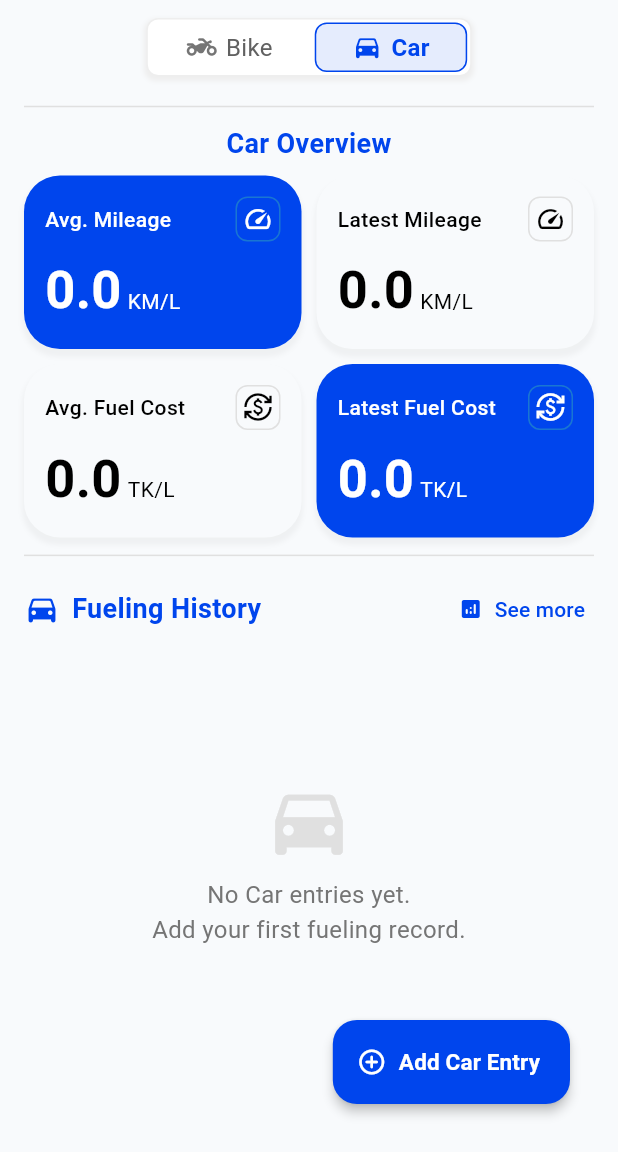
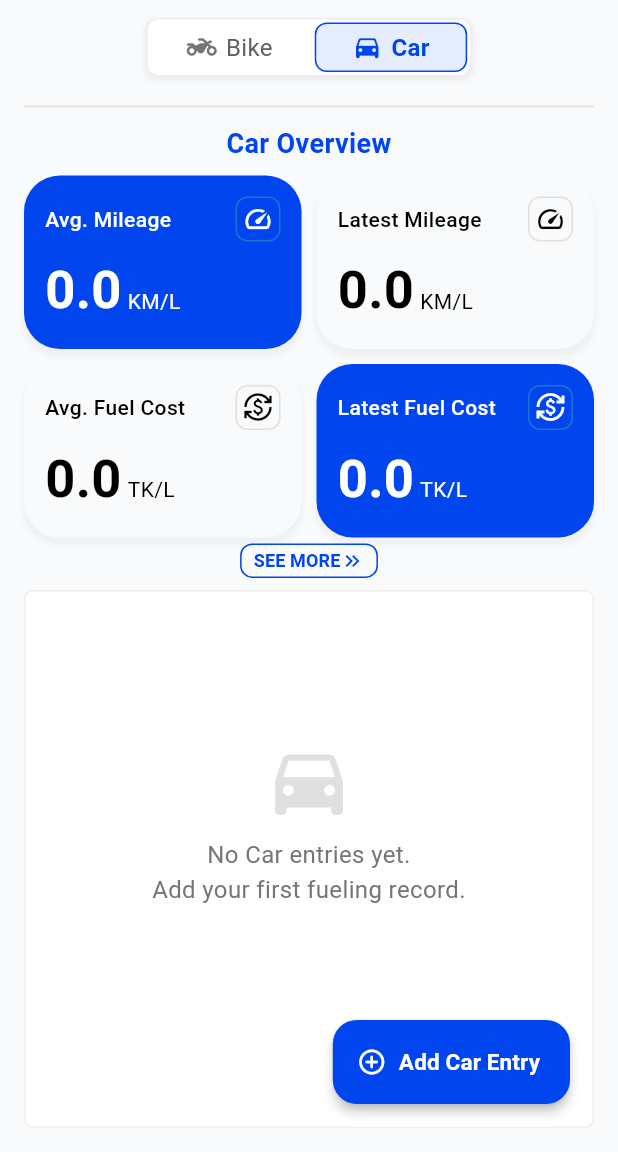
Before and after one commit to azizulever/tankibhai_android, a Flutter app: the screen it shows after launch, on a phone screen of 412 x 824 dp, the part 84-1236 px from its top. Run offline on Flutter 3.47's test engine with Material 3 defaults, Android fonts, the light colour scheme and no system bars; our stand-ins replace flutter_svg, get, shared_preferences.

Commit message:
home screens fueling history spacing and border redesigned

```diff
--- a/lib/screens/home_screen.dart
+++ b/lib/screens/home_screen.dart
@@ -123,57 +123,64 @@ class HomePage extends StatelessWidget {
                 ),
               ),
               Padding(
-                padding: const EdgeInsets.symmetric(horizontal: 16),
-                child: Divider(color: Colors.grey[300], thickness: 1),
+                padding: const EdgeInsets.only(bottom: 8),
+                child: Row(
+                  mainAxisAlignment: MainAxisAlignment.center,
+                  children: [
+                    Container(
+                      decoration: BoxDecoration(
+                        border: Border.all(color: primaryColor),
+                        borderRadius: BorderRadius.circular(8),
                       ),
-              Padding(
-                padding: const EdgeInsets.fromLTRB(16, 8, 16, 4),
-                child: Row(
-                  mainAxisAlignment: MainAxisAlignment.spaceBetween,
-                  children: [
-                    Row(
-                      children: [
-                        Icon(
-                          controller.selectedVehicleType == 'Car'
-                              ? Icons.directions_car_rounded
-                              : Icons.two_wheeler_rounded,
-                          color: primaryColor,
-                        ),
-                        const SizedBox(width: 8),
-                        Text(
-                          'Fueling History',
-                          style: const TextStyle(
-                            fontSize: 18,
-                            fontWeight: FontWeight.bold,
-                            color: primaryColor,
-                          ),
-                        ),
-                      ],
-                    ),
-                    TextButton.icon(
+                      child: TextButton(
                         onPressed: () {
                           Navigator.push(
                             context,
                             MaterialPageRoute(
-                            builder: (context) => const DetailedHistoryScreen(),
+                              builder:
+                                  (context) => const DetailedHistoryScreen(),
                             ),
                           );
                         },
-                      icon: const Icon(Icons.analytics_rounded, size: 16),
-                      label: const Text('See more'),
                         style: TextButton.styleFrom(
                           foregroundColor: primaryColor,
                           padding: const EdgeInsets.symmetric(
-                          horizontal: 6,
-                          vertical: 4,
+                            horizontal: 8,
+                            vertical: 10,
                           ),
                           visualDensity: VisualDensity.compact,
+                          minimumSize: Size.zero,
+                          tapTargetSize: MaterialTapTargetSize.shrinkWrap,
+                        ),
+                        child: Row(
+                          mainAxisSize: MainAxisSize.min,
+                          children: [
+                            const Text(
+                              'SEE MORE',
+                              style: TextStyle(
+                                fontWeight: FontWeight.bold,
+                                fontSize: 12,
+                              ),
+                            ),
+                            const Icon(
+                              Icons.keyboard_double_arrow_right,
+                              size: 16,
+                            ),
+                          ],
+                        ),
                       ),
                     ),
                   ],
                 ),
               ),
               Expanded(
+                child: Container(
+                  margin: const EdgeInsets.fromLTRB(16, 0, 16, 16),
+                  decoration: BoxDecoration(
+                    color: Colors.white,
+                    borderRadius: BorderRadius.circular(6),
+                    border: Border.all(color: Colors.grey.shade200),
+                  ),
                   child:
                       controller.filteredEntries.isEmpty
                           ? EmptyHistoryPlaceholder(
@@ -182,6 +189,7 @@ class HomePage extends StatelessWidget {
                           : FuelEntryList(
                             entries: controller.filteredEntries,
                             controller: controller,
+                          ),
                 ),
               ),
             ],
--- a/lib/screens/splash_screen.dart
+++ b/lib/screens/splash_screen.dart
@@ -86,7 +86,7 @@ class _SplashScreenState extends State<SplashScreen>
                     ),
                     const SizedBox(height: 30),
                     Text(
-                      'Version 1.3.11',
+                      'Version 1.3.12',
                       style: TextStyle(
                         fontSize: 12,
                         color: Colors.grey[600],
--- a/lib/widgets/fuel_entry_list.dart
+++ b/lib/widgets/fuel_entry_list.dart
@@ -58,8 +58,8 @@ class FuelEntryList extends StatelessWidget {
                 : "N/A";
 
         return Container(
-          color: backgroundColor,
-          padding: const EdgeInsets.symmetric(vertical: 8, horizontal: 6),
+          color: Colors.white,
+          padding: const EdgeInsets.symmetric(vertical: 8),
           child: Row(
             crossAxisAlignment: CrossAxisAlignment.start,
             children: [
@@ -69,7 +69,7 @@ class FuelEntryList extends StatelessWidget {
                 height: 42,
                 decoration: BoxDecoration(
                   shape: BoxShape.circle,
-                  color: Colors.grey[100],
+                  color: Colors.grey[50],
                 ),
                 child: Center(
                   child: Icon(
--- a/pubspec.yaml
+++ b/pubspec.yaml
@@ -2,7 +2,7 @@ name: mileage_calculator
 description: "A new Flutter project."
 publish_to: 'none'
 
-version: 1.3.11+12
+version: 1.3.12+13
 
 environment:
   sdk: ^3.7.0
```
Lines whose indentation alone changed are shown as unchanged.
